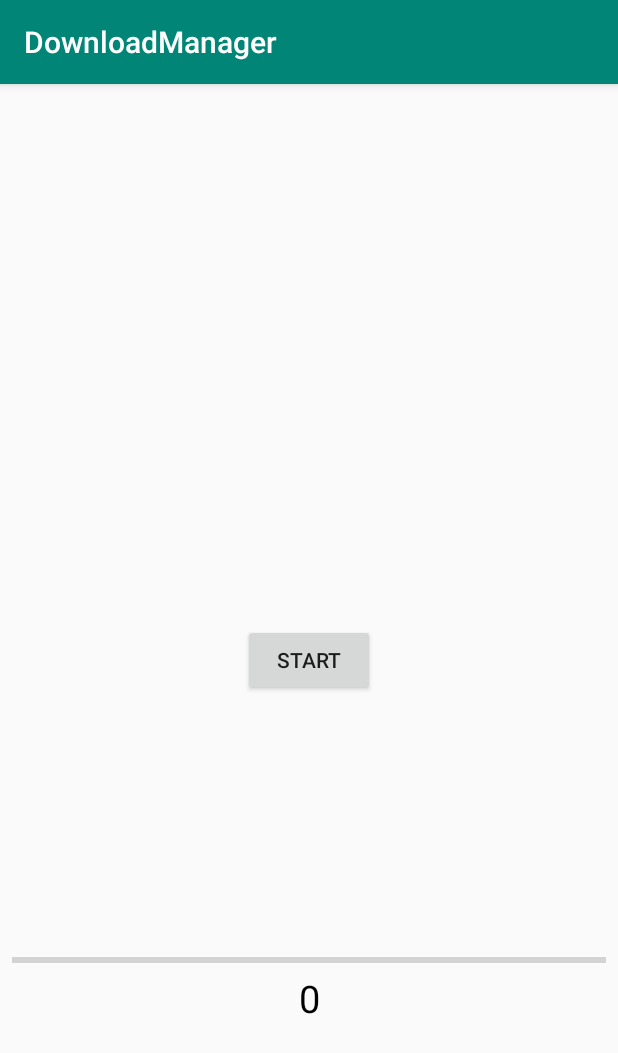
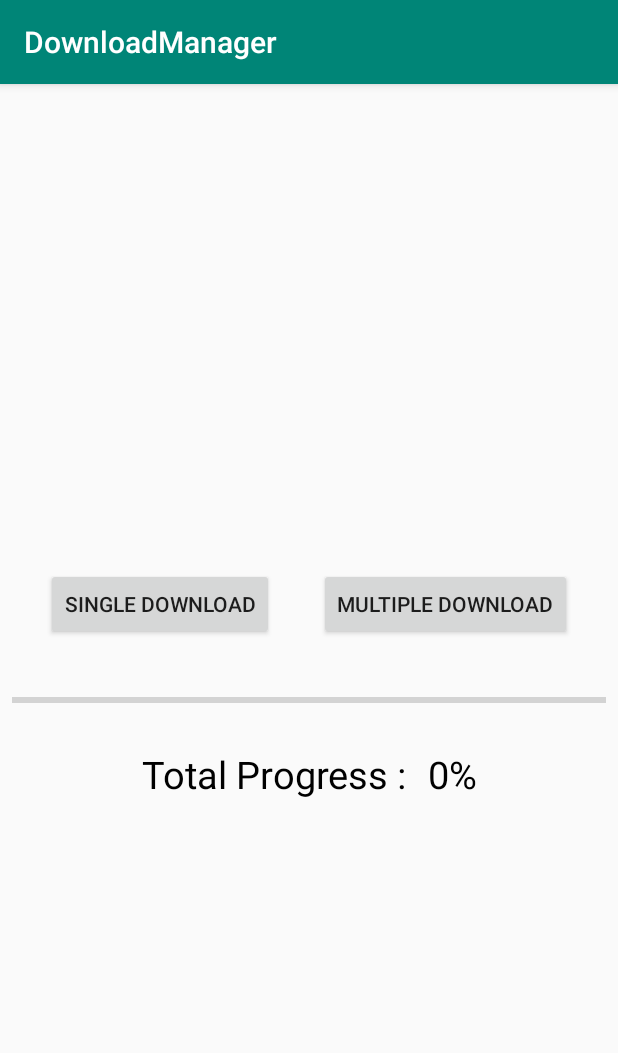
Before and after one commit to MirzaAhmedBaig/DownloadManager, an Android app: the screen it shows after launch (MainActivity), on a phone screen of 412 x 824 dp. Shown: the top 1053 px of the screen. Run offline under Robolectric (Android 15) with nearby library versions, the phone set to English and light mode, and no system bars.

Commit message:
Reformat and optimized code; added proper callbacks for downloading updates; Changed structure of DownloadManager; Removed unnecessary logs and added proper status logs; Deleted unused resources; Added examples for single and multiple downloads; Bug fixes; Improved UI

```diff
--- a/app/src/main/java/com/mab/downloadmanager/MainActivity.kt
+++ b/app/src/main/java/com/mab/downloadmanager/MainActivity.kt
@@ -1,49 +1,82 @@
 package com.mab.downloadmanager
 
 import android.os.Bundle
-import android.util.Log
+import android.os.Environment
+import android.widget.Toast
 import androidx.appcompat.app.AppCompatActivity
 import kotlinx.android.synthetic.main.activity_main.*
 import java.io.File
+import kotlin.math.roundToInt
 
 
-class MainActivity : AppCompatActivity() {
+class MainActivity : AppCompatActivity(), DownloadUpdateListener {
 
     private val TAG = MainActivity::class.java.simpleName
     override fun onCreate(savedInstanceState: Bundle?) {
         super.onCreate(savedInstanceState)
         setContentView(R.layout.activity_main)
-        button.setOnClickListener {
-            getFileInfo()
-//            startActivity(Intent(this, Main2Activity::class.java))
+
+        single_download.setOnClickListener {
+            downloadSingleFile()
+        }
+        multi_download.setOnClickListener {
+            downloadMultipleFiles()
         }
     }
 
-    val url = "https://file-examples.com/wp-content/uploads/2017/11/file_example_MP3_2MG.mp3"
-    val path1 by lazy {
-        File(getExternalFilesDir(null), "dem1.mp3").absolutePath
-    }
-    val path2 by lazy {
-        File(getExternalFilesDir(null), "dem2.mp3").absolutePath
+    private val urls = listOf(
+        "http://www.noiseaddicts.com/samples_1w72b820/280.mp3",
+        "https://file-examples.com/wp-content/uploads/2017/11/file_example_MP3_1MG.mp3"
+    )
+    private val paths by lazy {
+        listOf(
+            File(Environment.getExternalStorageDirectory(), "firstFile.mp3").absolutePath,
+            File(getExternalFilesDir(null), "secondFile.mp3").absolutePath
+        )
     }
 
-    private fun getFileInfo() {
-        DownloadManager.downloadFiles(
-            this,
-            listOf(url, "https://file-examples.com/wp-content/uploads/2017/11/file_example_MP3_1MG.mp3"),
-            listOf(path1, path2),
-            {
-                Log.d(TAG, "OnProgress : $it")
-                progress_bar.progress = it.toInt()
-                progress_value.text = it.toString()
-            },
-            {
-                Log.d(TAG, "OnComplete")
-            },
-            {
-                Log.d(TAG, "OnFailed : $it")
-            })
+    private fun downloadMultipleFiles() {
+        DownloadManager(this).apply {
+            downloadFiles(urls, paths)
+            setListener(this@MainActivity)
+        }
     }
 
+    private fun downloadSingleFile() {
+        DownloadManager(this).apply {
+            downloadFile(urls[0], paths[0])
+            setListener(this@MainActivity)
+        }
+    }
+
+    override fun onDownloadingFailed(message: String?) {
+        Toast.makeText(this, "Error : $message", Toast.LENGTH_SHORT).show()
+    }
+
+    override fun onDownloadingUpdate(percent: Float) {
+        progress_bar.progress = percent.roundToInt()
+        progress_value.text = "$percent%"
+    }
+
+    override fun onDownloadingFinished() {
+        Toast.makeText(this, "Downloading Completed", Toast.LENGTH_SHORT).show()
+
+    }
+
+    override fun onDownloadingUpdate(percent: Float, urlIndex: Int) {
+        progressArray[urlIndex] = percent
+        showMultiProgressStatus()
+
+    }
+
+    private val progressArray = ArrayList<Float>().apply {
+        add(0f)
+        add(0f)
+    }
+
+    private fun showMultiProgressStatus() {
+        progress_status.text =
+            "Progress for index 0 : ${progressArray[0]}%\n\nProgress for index 1 : ${progressArray[1]}%"
+    }
 
 }
--- a/app/src/main/java/com/mab/downloadmanager/constants/StatusCode.kt
+++ b/app/src/main/java/com/mab/downloadmanager/constants/StatusCode.kt
@@ -9,5 +9,5 @@ package com.mab.downloadmanager.constants
 object StatusCode {
     const val DOWNLOAD_SUCCESS = 200
     const val DOWNLOADING = 1
-    const val DOWNLOAD_FAILED = 2
+    const val DOWNLOAD_FAILED = 500
 }
--- a/app/src/main/java/com/mab/downloadmanager/models/DownloadStatus.kt
+++ b/app/src/main/java/com/mab/downloadmanager/data/DownloadStatus.kt
@@ -1,4 +1,4 @@
-package com.mab.downloadmanager.models
+package com.mab.downloadmanager.data
 
 
 /**
--- a/app/src/main/java/com/mab/downloadmanager/network/OnFileDownloadListener.kt
+++ b/app/src/main/java/com/mab/downloadmanager/network/OnDownloadUpdateListener.kt
@@ -7,7 +7,7 @@ package com.mab.downloadmanager.network
  * mirza@avantari.org
  */
 
-interface OnFileDownloadListener {
+interface OnDownloadUpdateListener {
     fun onFileDownloadedError(message: String?)
     fun onFileDownloadUpdate(percent: Float, totalSize: Long)
     fun onFileCopyFinished()
--- a/app/src/main/java/com/mab/downloadmanager/network/FileDownloadService.kt
+++ b/app/src/main/java/com/mab/downloadmanager/network/retrofit/FileDownloadService.kt
@@ -1,4 +1,4 @@
-package com.mab.downloadmanager.network
+package com.mab.downloadmanager.network.retrofit
 
 import okhttp3.ResponseBody
 import retrofit2.Call
@@ -13,5 +13,5 @@ import retrofit2.http.Url
  */
 interface FileDownloadService {
     @GET
-    fun downloadFileWithDynamicUrlSync(@Url fileUrl: String): Call<ResponseBody>
+    fun downloadFileWithDynamicUrl(@Url fileUrl: String): Call<ResponseBody>
 }
--- a/app/src/main/res/layout/activity_main.xml
+++ b/app/src/main/res/layout/activity_main.xml
@@ -8,35 +8,59 @@
         tools:context=".MainActivity">
 
     <Button
-            android:id="@+id/button"
+            android:id="@+id/single_download"
             android:layout_width="wrap_content"
             android:layout_height="wrap_content"
-            android:text="start"
-            app:layout_constraintBottom_toBottomOf="parent"
-            app:layout_constraintLeft_toLeftOf="parent"
-            app:layout_constraintRight_toRightOf="parent"
-            app:layout_constraintTop_toTopOf="parent"/>
+            android:text="Single Download"
+            app:layout_constraintStart_toStartOf="parent" app:layout_constraintTop_toTopOf="parent"
+            app:layout_constraintHorizontal_bias="0.5" app:layout_constraintEnd_toStartOf="@+id/multi_download"
+            android:layout_marginTop="32dp" app:layout_constraintBottom_toTopOf="@+id/progress_bar"
+            app:layout_constraintVertical_chainStyle="packed"/>
+    <Button
+            android:id="@+id/multi_download"
+            android:layout_width="wrap_content"
+            android:layout_height="wrap_content"
+            android:text="Multiple download"
+            app:layout_constraintEnd_toEndOf="parent"
+            app:layout_constraintTop_toTopOf="@+id/single_download"
+            app:layout_constraintStart_toEndOf="@+id/single_download"
+            app:layout_constraintHorizontal_bias="0.5"
+            app:layout_constraintBottom_toBottomOf="@+id/single_download"/>
 
     <ProgressBar
             android:id="@+id/progress_bar"
             android:layout_width="match_parent" android:layout_height="wrap_content"
             style="@style/Widget.AppCompat.ProgressBar.Horizontal"
-            app:layout_constraintTop_toBottomOf="@+id/button" android:layout_marginBottom="8dp"
-            app:layout_constraintBottom_toBottomOf="parent" app:layout_constraintStart_toStartOf="parent"
-            android:layout_marginStart="8dp" app:layout_constraintEnd_toEndOf="parent" android:layout_marginEnd="8dp"/>
+            app:layout_constraintStart_toStartOf="parent"
+            android:layout_marginStart="8dp" app:layout_constraintEnd_toEndOf="parent" android:layout_marginEnd="8dp"
+            android:layout_marginTop="32dp" app:layout_constraintTop_toBottomOf="@+id/single_download"
+            app:layout_constraintHorizontal_bias="0.5" app:layout_constraintBottom_toTopOf="@+id/progress_text"/>
 
     <TextView android:layout_width="wrap_content" android:layout_height="wrap_content"
-              android:id="@+id/progress_value"
-              android:text="0"
+              android:id="@+id/progress_text"
+              android:text="Total Progress : "
               android:textSize="25sp"
               android:textColor="#000" app:layout_constraintTop_toBottomOf="@+id/progress_bar"
-              android:layout_marginEnd="8dp" app:layout_constraintEnd_toEndOf="parent" android:layout_marginStart="8dp"
-              app:layout_constraintStart_toStartOf="parent"/>
-    <!--<com.mab.downloadmanager.WaveView android:layout_width="0dp" android:layout_height="0dp"
-                                      app:layout_constraintEnd_toEndOf="parent"
-                                      app:layout_constraintStart_toStartOf="parent"
-                                      app:layout_constraintTop_toTopOf="parent"
-                                      app:layout_constraintBottom_toBottomOf="parent"
-                                      app:layout_constraintDimensionRatio="1:1"/>-->
+              android:layout_marginStart="8dp"
+              app:layout_constraintStart_toStartOf="parent" android:layout_marginTop="24dp"
+              app:layout_constraintHorizontal_bias="0.5" app:layout_constraintEnd_toStartOf="@+id/progress_value"
+              app:layout_constraintHorizontal_chainStyle="packed" app:layout_constraintBottom_toBottomOf="parent"/>
+    <TextView android:layout_width="wrap_content" android:layout_height="wrap_content"
+              android:id="@+id/progress_value"
+              android:text="0%"
+              android:textSize="25sp"
+              android:textColor="#000" app:layout_constraintTop_toBottomOf="@+id/progress_bar"
+              android:layout_marginEnd="8dp" app:layout_constraintEnd_toEndOf="parent"
+              android:layout_marginTop="24dp" app:layout_constraintStart_toEndOf="@+id/progress_text"
+              android:layout_marginStart="8dp" app:layout_constraintHorizontal_bias="0.5"/>
+
+    <TextView android:layout_width="wrap_content" android:layout_height="wrap_content"
+              android:id="@+id/progress_status"
+              android:textSize="25sp"
+              android:textColor="#000" android:layout_marginTop="8dp"
+              app:layout_constraintTop_toBottomOf="@+id/progress_text" android:layout_marginStart="8dp"
+              app:layout_constraintEnd_toEndOf="parent" app:layout_constraintStart_toStartOf="parent"
+              android:layout_marginBottom="8dp" app:layout_constraintBottom_toBottomOf="parent"/>
+
 
 </androidx.constraintlayout.widget.ConstraintLayout>
```
Also changed, not shown: app/src/main/java/com/mab/downloadmanager/DownloadManager.kt (+44 -66 lines), app/src/main/java/com/mab/downloadmanager/DownloadUpdateListener.kt (added, +15 -0 lines), app/src/main/java/com/mab/downloadmanager/DownloadWorkManager.kt (+29 -14 lines), app/src/main/java/com/mab/downloadmanager/FileHelper.kt (+0 -66 lines), app/src/main/java/com/mab/downloadmanager/NetworkCalls.kt (deleted, +0 -11 lines), app/src/main/java/com/mab/downloadmanager/WaveView.kt (deleted, +0 -78 lines), app/src/main/java/com/mab/downloadmanager/data/LiveDataHelper.kt (renamed from app/src/main/java/com/mab/downloadmanager/models/LiveDataHelper.kt, +4 -16 lines), app/src/main/java/com/mab/downloadmanager/network/LiveProgressUpdateListener.kt (deleted, +0 -14 lines), app/src/main/java/com/mab/downloadmanager/network/retrofit/ProgressResponseBody.kt (renamed from app/src/main/java/com/mab/downloadmanager/network/ProgressResponseBody.kt, +4 -5 lines), app/src/main/java/com/mab/downloadmanager/network/retrofit/RetrofitClient.kt (renamed from app/src/main/java/com/mab/downloadmanager/network/RetrofitClient.kt, +10 -4 lines).
